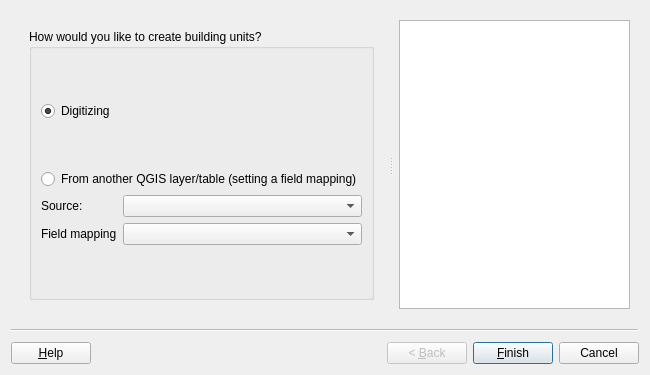
Above: asistente_ladm_col/ui/wiz_create_building_unit_cadastre.ui from SwissTierrasColombia/Asistente-LADM-COL before the change. Below: the same form after it.
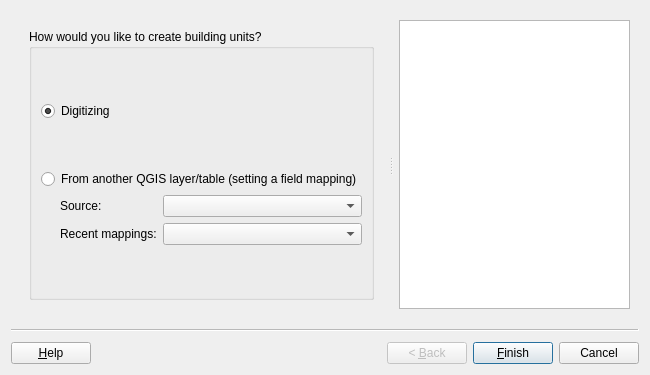
That is the form after the change. Custom widgets are drawn as their Qt base class.

The edit to the form file:
```diff
--- a/asistente_ladm_col/ui/wiz_create_building_unit_cadastre.ui
+++ b/asistente_ladm_col/ui/wiz_create_building_unit_cadastre.ui
@@ -67,7 +67,7 @@
            <string>How would you like to create building units?</string>
           </property>
           <layout class="QGridLayout" name="gridLayout_3">
-           <item row="0" column="0">
+           <item row="0" column="0" colspan="2">
             <spacer name="verticalSpacer">
              <property name="orientation">
               <enum>Qt::Vertical</enum>
@@ -80,7 +80,7 @@
              </property>
             </spacer>
            </item>
-           <item row="1" column="0">
+           <item row="1" column="0" colspan="2">
             <widget class="QRadioButton" name="rad_digitizing">
              <property name="text">
               <string>Digitizing</string>
@@ -90,7 +90,7 @@
              </property>
             </widget>
            </item>
-           <item row="2" column="0">
+           <item row="2" column="0" colspan="2">
             <spacer name="verticalSpacer_2">
              <property name="orientation">
               <enum>Qt::Vertical</enum>
@@ -103,7 +103,7 @@
              </property>
             </spacer>
            </item>
-           <item row="3" column="0">
+           <item row="3" column="0" colspan="2">
             <widget class="QRadioButton" name="rad_refactor">
              <property name="enabled">
               <bool>true</bool>
@@ -114,6 +114,22 @@
             </widget>
            </item>
            <item row="4" column="0">
+            <spacer name="horizontalSpacer">
+             <property name="orientation">
+              <enum>Qt::Horizontal</enum>
+             </property>
+             <property name="sizeType">
+              <enum>QSizePolicy::Minimum</enum>
+             </property>
+             <property name="sizeHint" stdset="0">
+              <size>
+               <width>13</width>
+               <height>20</height>
+              </size>
+             </property>
+            </spacer>
+           </item>
+           <item row="4" column="1">
             <layout class="QGridLayout" name="gridLayout_2">
              <item row="0" column="0">
               <widget class="QLabel" name="lbl_refactor_source">
@@ -153,7 +169,7 @@
              <item row="1" column="0">
               <widget class="QLabel" name="lbl_field_mapping">
                <property name="text">
-                <string>Field mapping</string>
+                <string>Recent mappings:</string>
                </property>
               </widget>
              </item>
@@ -162,7 +178,7 @@
              </item>
             </layout>
            </item>
-           <item row="5" column="0">
+           <item row="5" column="0" colspan="2">
             <spacer name="verticalSpacer_3">
              <property name="orientation">
               <enum>Qt::Vertical</enum>
```
